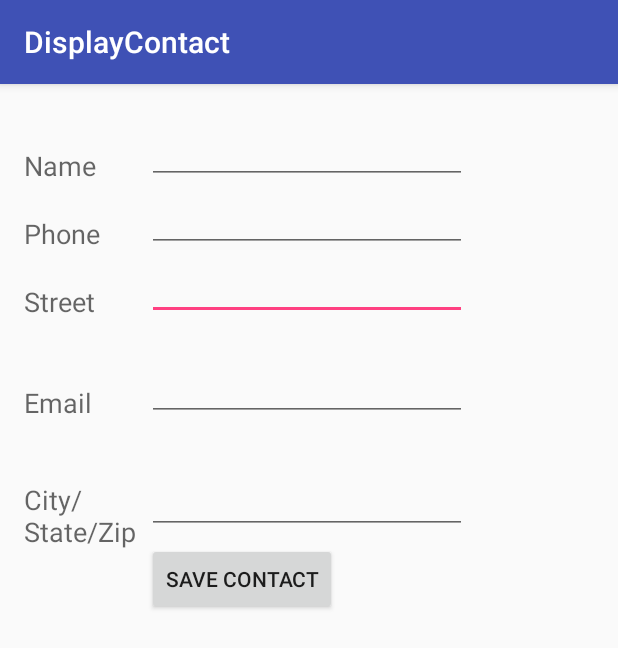
After one commit to asasine/playground, an Android app: the DisplayContact screen opened directly, with no data from a screen before it, on a phone screen of 412 x 824 dp. The commit adds this screen. Shown: the top 648 px of the screen. Run offline under Robolectric (Android 15) with nearby library versions, the phone set to English and light mode, and no system bars; 4 statements that could not run were skipped.

Commit message:
clearing stage

```diff
--- a/Playground/app/src/main/AndroidManifest.xml
+++ b/Playground/app/src/main/AndroidManifest.xml
@@ -15,6 +15,10 @@
                 <category android:name="android.intent.category.LAUNCHER" />
             </intent-filter>
         </activity>
+
+        <activity
+            android:name=".activity.DisplayContact"
+            android:label="@string/title_activity_display_contact"/>
     </application>
 
 </manifest>
--- /dev/null
+++ b/Playground/app/src/main/java/net/sasine/playground/activity/DisplayContact.java
@@ -0,0 +1,31 @@
+package net.sasine.playground.activity;
+
+import android.os.Bundle;
+import android.support.design.widget.FloatingActionButton;
+import android.support.design.widget.Snackbar;
+import android.support.v7.app.AppCompatActivity;
+import android.support.v7.widget.Toolbar;
+import android.view.View;
+
+import net.sasine.playground.R;
+
+public class DisplayContact extends AppCompatActivity {
+
+    @Override
+    protected void onCreate(Bundle savedInstanceState) {
+        super.onCreate(savedInstanceState);
+        setContentView(R.layout.activity_display_contact);
+        Toolbar toolbar = (Toolbar) findViewById(R.id.toolbar);
+        setSupportActionBar(toolbar);
+
+        FloatingActionButton fab = (FloatingActionButton) findViewById(R.id.fab);
+        fab.setOnClickListener(new View.OnClickListener() {
+            @Override
+            public void onClick(View view) {
+                Snackbar.make(view, "Replace with your own action", Snackbar.LENGTH_LONG)
+                        .setAction("Action", null).show();
+            }
+        });
+    }
+
+}
--- /dev/null
+++ b/Playground/app/src/main/res/layout/activity_display_contact.xml
@@ -0,0 +1,127 @@
+<?xml version="1.0" encoding="utf-8"?>
+<ScrollView xmlns:android="http://schemas.android.com/apk/res/android"
+    xmlns:tools="http://schemas.android.com/tools"
+    android:id="@+id/scrollView1"
+    android:layout_width="match_parent"
+    android:layout_height="wrap_content"
+    tools:context="net.sasine.playground.activity.DisplayContact" >
+
+    <RelativeLayout
+        android:layout_width="match_parent"
+        android:layout_height="370dp"
+        android:paddingBottom="@dimen/activity_vertical_margin"
+        android:paddingLeft="@dimen/activity_horizontal_margin"
+        android:paddingRight="@dimen/activity_horizontal_margin"
+        android:paddingTop="@dimen/activity_vertical_margin">
+
+        <EditText
+            android:id="@+id/editTextName"
+            android:layout_width="wrap_content"
+            android:layout_height="wrap_content"
+            android:layout_alignParentLeft="true"
+            android:layout_marginTop="5dp"
+            android:layout_marginLeft="82dp"
+            android:ems="10"
+            android:inputType="text" >
+        </EditText>
+
+        <EditText
+            android:id="@+id/editTextEmail"
+            android:layout_width="wrap_content"
+            android:layout_height="wrap_content"
+            android:layout_alignLeft="@+id/editTextStreet"
+            android:layout_below="@+id/editTextStreet"
+            android:layout_marginTop="22dp"
+            android:ems="10"
+            android:inputType="textEmailAddress" />
+
+        <TextView
+            android:id="@+id/textView1"
+            android:layout_width="wrap_content"
+            android:layout_height="wrap_content"
+            android:layout_alignBottom="@+id/editTextName"
+            android:layout_alignParentLeft="true"
+            android:text="@string/name"
+            android:textAppearance="?android:attr/textAppearanceMedium" />
+
+        <Button
+            android:id="@+id/button1"
+            android:layout_width="wrap_content"
+            android:layout_height="wrap_content"
+            android:layout_alignLeft="@+id/editTextCity"
+            android:layout_alignParentBottom="true"
+            android:layout_marginBottom="28dp"
+            android:onClick="run"
+            android:text="@string/save" />
+
+        <TextView
+            android:id="@+id/textView2"
+            android:layout_width="wrap_content"
+            android:layout_height="wrap_content"
+            android:layout_alignBottom="@+id/editTextEmail"
+            android:layout_alignLeft="@+id/textView1"
+            android:text="@string/email"
+            android:textAppearance="?android:attr/textAppearanceMedium" />
+
+        <TextView
+            android:id="@+id/textView5"
+            android:layout_width="wrap_content"
+            android:layout_height="wrap_content"
+            android:layout_alignBottom="@+id/editTextPhone"
+            android:layout_alignLeft="@+id/textView1"
+            android:text="@string/phone"
+            android:textAppearance="?android:attr/textAppearanceMedium" />
+
+        <TextView
+            android:id="@+id/textView4"
+            android:layout_width="wrap_content"
+            android:layout_height="wrap_content"
+            android:layout_above="@+id/editTextEmail"
+            android:layout_alignLeft="@+id/textView5"
+            android:text="@string/street"
+            android:textAppearance="?android:attr/textAppearanceMedium" />
+
+        <EditText
+            android:id="@+id/editTextCity"
+            android:layout_width="wrap_content"
+            android:layout_height="wrap_content"
+            android:layout_alignRight="@+id/editTextName"
+            android:layout_below="@+id/editTextEmail"
+            android:layout_marginTop="30dp"
+            android:ems="10"
+            android:inputType="text" />
+
+        <TextView
+            android:id="@+id/textView3"
+            android:layout_width="wrap_content"
+            android:layout_height="wrap_content"
+            android:layout_alignBaseline="@+id/editTextCity"
+            android:layout_alignBottom="@+id/editTextCity"
+            android:layout_alignParentLeft="true"
+            android:layout_toLeftOf="@+id/editTextEmail"
+            android:text="@string/country"
+            android:textAppearance="?android:attr/textAppearanceMedium" />
+
+        <EditText
+            android:id="@+id/editTextStreet"
+            android:layout_width="wrap_content"
+            android:layout_height="wrap_content"
+            android:layout_alignLeft="@+id/editTextName"
+            android:layout_below="@+id/editTextPhone"
+            android:ems="10"
+            android:inputType="text" >
+
+            <requestFocus />
+        </EditText>
+
+        <EditText
+            android:id="@+id/editTextPhone"
+            android:layout_width="wrap_content"
+            android:layout_height="wrap_content"
+            android:layout_alignLeft="@+id/editTextStreet"
+            android:layout_below="@+id/editTextName"
+            android:ems="10"
+            android:inputType="phone|text" />
+
+    </RelativeLayout>
+</ScrollView>
--- a/Playground/app/src/main/res/values/dimens.xml
+++ b/Playground/app/src/main/res/values/dimens.xml
@@ -3,4 +3,5 @@
     <dimen name="activity_horizontal_margin">16dp</dimen>
     <dimen name="activity_vertical_margin">16dp</dimen>
     <dimen name="text_margin">16dp</dimen>
+    <dimen name="fab_margin">16dp</dimen>
 </resources>
--- a/Playground/app/src/main/res/values/strings.xml
+++ b/Playground/app/src/main/res/values/strings.xml
@@ -1,3 +1,18 @@
 <resources>
     <string name="app_name">Playground</string>
+    <string name="action_settings">Settings</string>
+    <string name="hello_world">Hello world!</string>
+    <string name="Add_New">Add New</string>
+    <string name="edit">Edit Contact</string>
+    <string name="delete">Delete Contact</string>
+    <string name="title_activity_display_contact">DisplayContact</string>
+    <string name="name">Name</string>
+    <string name="phone">Phone</string>
+    <string name="email">Email</string>
+    <string name="street">Street</string>
+    <string name="country">City/State/Zip</string>
+    <string name="save">Save Contact</string>
+    <string name="deleteContact">Are you sure, you want to delete it.</string>
+    <string name="yes">Yes</string>
+    <string name="no">No</string>
 </resources>
```
Also changed, not shown: Playground/app/build.gradle (+5 -4 lines), Playground/app/src/main/java/net/sasine/playground/activity/MainActivity.java (+11 -28 lines), Playground/app/src/main/java/net/sasine/playground/database/DbHelper.java (added, +101 -0 lines), Playground/app/src/main/java/net/sasine/playground/model/ContactContent.java (added, +64 -0 lines), Playground/app/src/main/res/layout/activity_main.xml (+32 -12 lines), Playground/app/src/main/res/layout/content_display_contact.xml (added, +16 -0 lines), Playground/app/src/main/res/menu/display_contact.xml (added, +12 -0 lines), Playground/app/src/main/res/menu/main_menu.xml (added, +7 -0 lines), Playground/app/src/main/res/values-v21/styles.xml (added, +9 -0 lines), Playground/app/src/main/res/values/styles.xml (+9 -0 lines), 3 other files.
